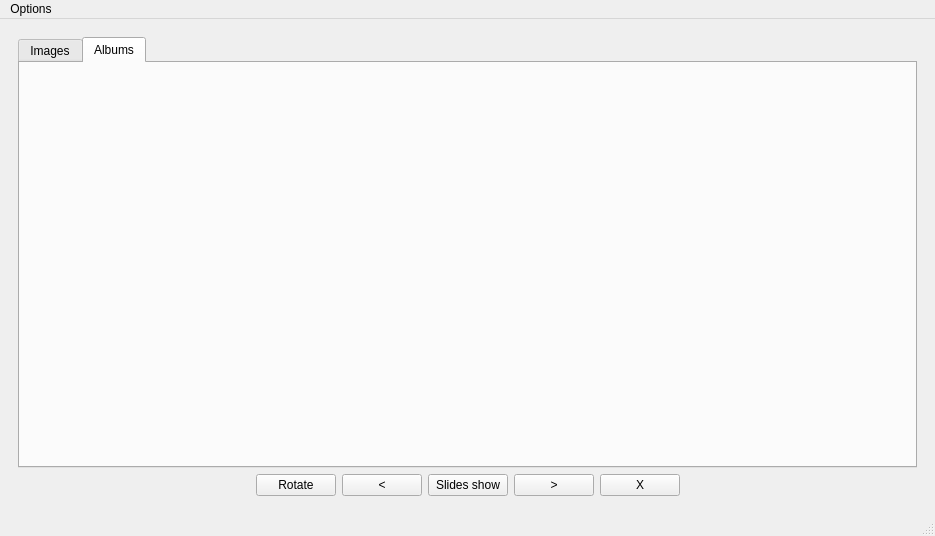
Above: galeria_zdjec/Project/mainwindow.ui from starzykbartlomiej/photo_gallery before the change. Below: the same form after it.
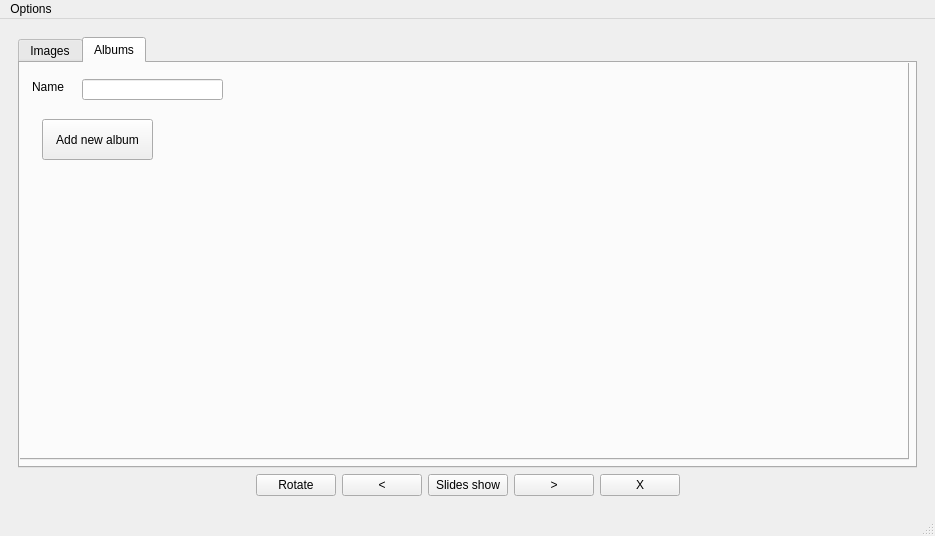
That is the form after the change. The open tabs and pages were chosen to show the change.

Commit message: Create album directory

Patch:
```diff
--- a/galeria_zdjec/Project/mainwindow.ui
+++ b/galeria_zdjec/Project/mainwindow.ui
@@ -73,6 +73,109 @@
            <attribute name="title">
             <string>Albums</string>
            </attribute>
+           <widget class="QPushButton" name="pushButton">
+            <property name="geometry">
+             <rect>
+              <x>20</x>
+              <y>20</y>
+              <width>111</width>
+              <height>41</height>
+             </rect>
+            </property>
+            <property name="text">
+             <string>Add new album</string>
+            </property>
+           </widget>
+           <widget class="QTabWidget" name="tabWidget_2">
+            <property name="geometry">
+             <rect>
+              <x>-10</x>
+              <y>-30</y>
+              <width>899</width>
+              <height>427</height>
+             </rect>
+            </property>
+            <property name="currentIndex">
+             <number>1</number>
+            </property>
+            <widget class="QWidget" name="tab_images_2">
+             <attribute name="title">
+              <string>Images</string>
+             </attribute>
+             <layout class="QVBoxLayout" name="verticalLayout_7">
+              <item>
+               <widget class="QStackedWidget" name="stackedWidget_3">
+                <property name="currentIndex">
+                 <number>0</number>
+                </property>
+                <widget class="QWidget" name="page_3">
+                 <layout class="QVBoxLayout" name="verticalLayout_8">
+                  <item>
+                   <widget class="QLabel" name="label_picture_2">
+                    <property name="text">
+                     <string/>
+                    </property>
+                   </widget>
+                  </item>
+                 </layout>
+                </widget>
+                <widget class="QWidget" name="page_4">
+                 <layout class="QVBoxLayout" name="verticalLayout_9">
+                  <item>
+                   <widget class="QListWidget" name="listImages_2">
+                    <property name="movement">
+                     <enum>QListView::Static</enum>
+                    </property>
+                   </widget>
+                  </item>
+                 </layout>
+                </widget>
+               </widget>
+              </item>
+             </layout>
+            </widget>
+            <widget class="QWidget" name="tab_albums_2">
+             <attribute name="title">
+              <string>Albums</string>
+             </attribute>
+             <widget class="QPushButton" name="pushButton_2">
+              <property name="geometry">
+               <rect>
+                <x>30</x>
+                <y>60</y>
+                <width>111</width>
+                <height>41</height>
+               </rect>
+              </property>
+              <property name="text">
+               <string>Add new album</string>
+              </property>
+             </widget>
+             <widget class="QLabel" name="label">
+              <property name="geometry">
+               <rect>
+                <x>20</x>
+                <y>20</y>
+                <width>59</width>
+                <height>15</height>
+               </rect>
+              </property>
+              <property name="text">
+               <string>Name</string>
+              </property>
+             </widget>
+             <widget class="QLineEdit" name="albumName">
+              <property name="geometry">
+               <rect>
+                <x>70</x>
+                <y>20</y>
+                <width>141</width>
+                <height>21</height>
+               </rect>
+              </property>
+             </widget>
+            </widget>
+           </widget>
           </widget>
          </widget>
         </item>
```
Left out of the diff: 2 changed lines with no effect on the pictures. The commit also changes 4 other files.
